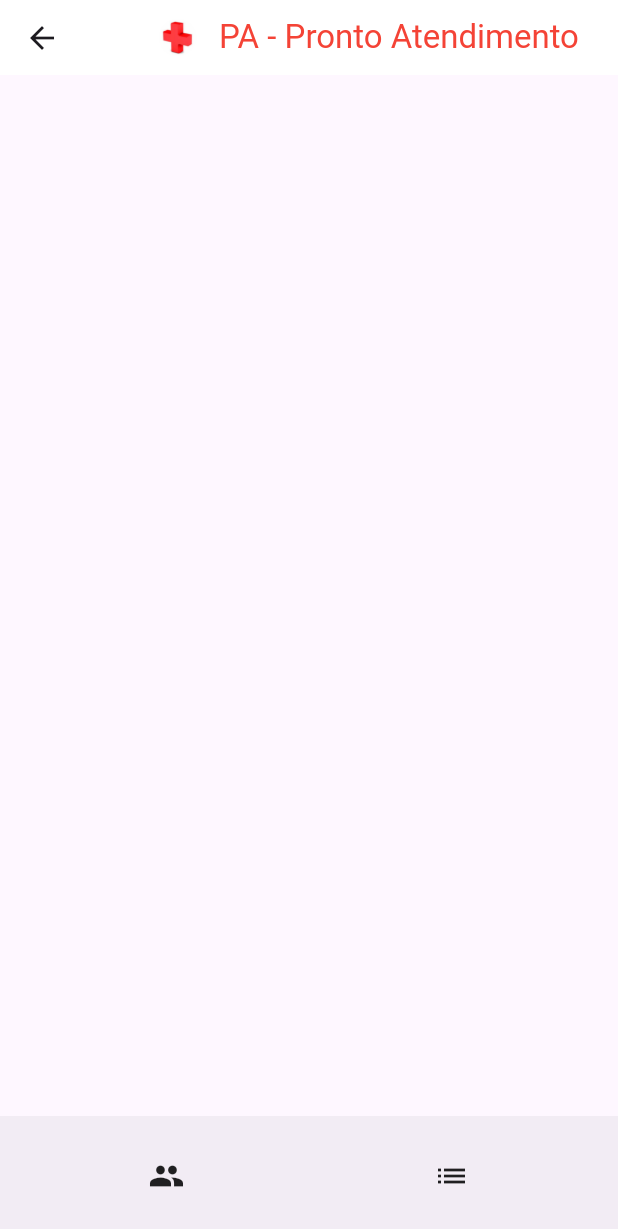
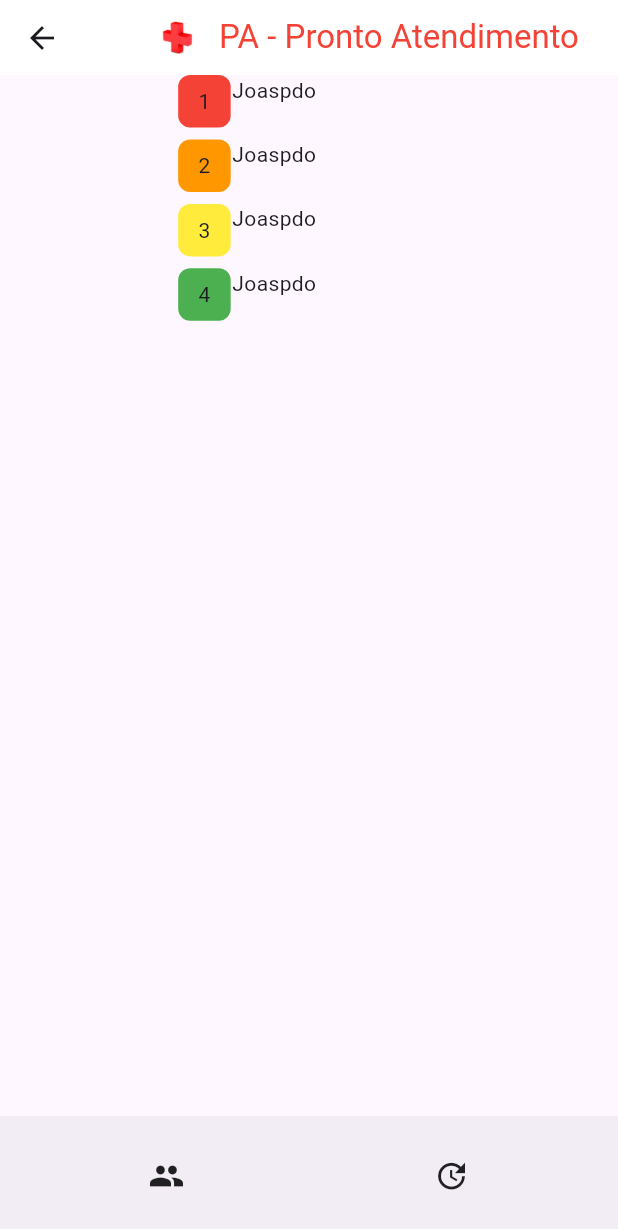
Before and after one commit to alexandrendev/app-queue, a Flutter app: the screen it shows after launch, on a phone screen of 412 x 824 dp. Shown: the top 1229 px of the screen. Run offline on Flutter 3.47's test engine with Material 3 defaults, Android fonts, the phone set to English and light mode, and no system bars.

Commit message:
feat: home atendente

```diff
--- a/app_queue/lib/components/my_botton_app_bar.dart
+++ b/app_queue/lib/components/my_botton_app_bar.dart
@@ -10,7 +10,7 @@ class MyBottomBar extends StatelessWidget implements PreferredSizeWidget {
     return BottomAppBar(
       child: Row(
         mainAxisAlignment: MainAxisAlignment.spaceAround,
-        children: [Icon(Icons.people), Icon(Icons.list)],
+        children: [Icon(Icons.people), Icon(Icons.update)],
       ),
     );
   }
--- /dev/null
+++ b/app_queue/lib/components/my_person.dart
@@ -0,0 +1,22 @@
+import 'package:flutter/material.dart';
+
+class MyPerson extends StatelessWidget {
+  final String name;
+
+  const MyPerson({
+    super.key,
+    required this.name,
+  });
+
+  @override
+  Widget build(BuildContext context) {
+    return Column(
+      children: [
+        SizedBox(
+          width: 20,
+        ),
+        Text(name),
+      ],
+    );
+  }
+}
--- /dev/null
+++ b/app_queue/lib/components/my_priority.dart
@@ -0,0 +1,29 @@
+import 'package:flutter/material.dart';
+
+class Priority extends StatelessWidget {
+  final Color color;
+  final int position;
+
+  const Priority({
+    super.key,
+    required this.color,
+    required this.position,
+  });
+
+  @override
+  Widget build(BuildContext context) {
+    return Column(
+      children: [
+        Container(
+          child: Center(
+            child: Text(position.toString()),
+          ),
+          width: 35,
+          height: 35,
+          decoration: BoxDecoration(
+              color: color, borderRadius: BorderRadius.circular(8)),
+        ),
+      ],
+    );
+  }
+}
--- /dev/null
+++ b/app_queue/lib/pages/cadastro_paciente.dart
@@ -0,0 +1,10 @@
+import 'package:flutter/material.dart';
+
+class CadastroPaciente extends StatelessWidget {
+  const CadastroPaciente({super.key});
+
+  @override
+  Widget build(BuildContext context) {
+    return const Placeholder();
+  }
+}
--- a/app_queue/lib/pages/home_atendente.dart
+++ b/app_queue/lib/pages/home_atendente.dart
@@ -1,4 +1,8 @@
+// ignore_for_file: prefer_const_constructors, prefer_const_literals_to_create_immutables
+
 import 'package:app_queue/components/my_botton_app_bar.dart';
+import 'package:app_queue/components/my_person.dart';
+import 'package:app_queue/components/my_priority.dart';
 import 'package:app_queue/components/my_up_app_bar.dart';
 import 'package:flutter/material.dart';
 
@@ -9,8 +13,84 @@ class HomeAtendente extends StatelessWidget {
   Widget build(BuildContext context) {
     return Scaffold(
       appBar: MyUpAppBar(),
-      body: Row(),
-      bottomNavigationBar: const MyBottomBar(),
+      bottomNavigationBar: MyBottomBar(),
+      body: Column(
+          mainAxisAlignment: MainAxisAlignment.start,
+          crossAxisAlignment: CrossAxisAlignment.center,
+          children: [
+            Container(
+              width: MediaQuery.of(context).size.width * 0.8,
+              height: MediaQuery.of(context).size.height * 0.04,
+              child: Row(
+                mainAxisAlignment: MainAxisAlignment.center,
+                crossAxisAlignment: CrossAxisAlignment.center,
+                children: [
+                  Priority(color: Colors.red, position: 1),
+                  SizedBox(
+                    width: 1,
+                  ),
+                  MyPerson(name: 'Joaspdo'),
+                ],
+              ),
+            ),
+            SizedBox(
+              height: 10,
+            ),
+            Container(
+              // decoration: BoxDecoration(color: Colors.green),
+              width: MediaQuery.of(context).size.width * 0.8,
+              height: MediaQuery.of(context).size.height * 0.04,
+              child: Row(
+                mainAxisAlignment: MainAxisAlignment.center,
+                crossAxisAlignment: CrossAxisAlignment.center,
+                children: [
+                  Priority(color: Colors.orange, position: 2),
+                  SizedBox(
+                    width: 1,
+                  ),
+                  MyPerson(name: 'Joaspdo'),
+                ],
+              ),
+            ),
+            SizedBox(
+              height: 10,
+            ),
+            Container(
+              // decoration: BoxDecoration(color: Colors.green),
+              width: MediaQuery.of(context).size.width * 0.8,
+              height: MediaQuery.of(context).size.height * 0.04,
+              child: Row(
+                mainAxisAlignment: MainAxisAlignment.center,
+                crossAxisAlignment: CrossAxisAlignment.center,
+                children: [
+                  Priority(color: Colors.yellow, position: 3),
+                  SizedBox(
+                    width: 1,
+                  ),
+                  MyPerson(name: 'Joaspdo'),
+                ],
+              ),
+            ),
+            SizedBox(
+              height: 10,
+            ),
+            Container(
+              // decoration: BoxDecoration(color: Colors.green),
+              width: MediaQuery.of(context).size.width * 0.8,
+              height: MediaQuery.of(context).size.height * 0.04,
+              child: Row(
+                mainAxisAlignment: MainAxisAlignment.center,
+                crossAxisAlignment: CrossAxisAlignment.center,
+                children: [
+                  Priority(color: Colors.green, position: 4),
+                  SizedBox(
+                    width: 1,
+                  ),
+                  MyPerson(name: 'Joaspdo'),
+                ],
+              ),
+            ),
+          ]),
     );
   }
 }
--- /dev/null
+++ b/app_queue/lib/pages/init_page.dart
@@ -0,0 +1,36 @@
+import 'package:app_queue/components/my_botton_app_bar.dart';
+import 'package:app_queue/components/my_up_app_bar.dart';
+import 'package:app_queue/pages/cadastro_paciente.dart';
+import 'package:app_queue/pages/home_atendente.dart';
+import 'package:flutter/material.dart';
+
+class InitalPage extends StatefulWidget {
+  const InitalPage({super.key});
+
+  @override
+  State<InitalPage> createState() => _InitalPageState();
+}
+
+class _InitalPageState extends State<InitalPage> {
+  int _selectedIndex = 0;
+
+  final List _pages = [
+    HomeAtendente(),
+    CadastroPaciente(),
+  ];
+
+  void _selectPage(int index) {
+    setState(() {
+      _selectedIndex = index;
+    });
+  }
+
+  @override
+  Widget build(BuildContext context) {
+    return Scaffold(
+      appBar: MyUpAppBar(),
+      bottomNavigationBar: MyBottomBar(),
+      body: _pages[_selectedIndex],
+    );
+  }
+}
```
